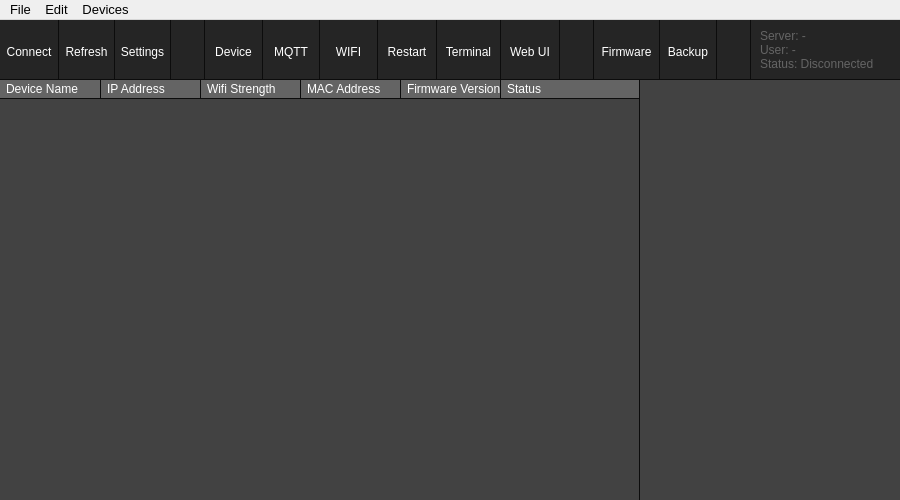
Qt form src/gui/mainwindow.ui (tom-23/TasmoManager) before a commit.
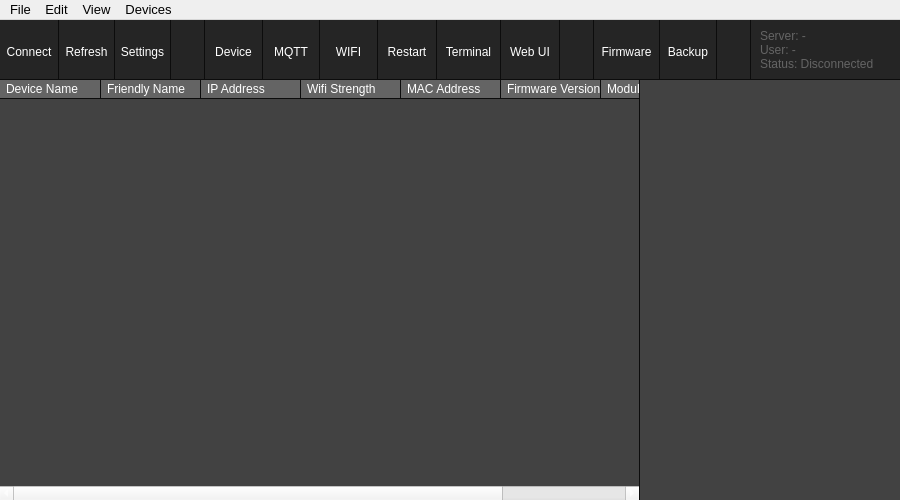
The same form after that commit. Icons and pictures are not drawn. Custom widgets are drawn as their Qt base class.

Commit message: Bug fixes + ability to change column visibility

Diff of the .ui file:
```diff
--- a/src/gui/mainwindow.ui
+++ b/src/gui/mainwindow.ui
@@ -800,6 +800,11 @@
           <string>Device Name</string>
          </property>
         </column>
+        <column>
+         <property name="text">
+          <string>Friendly Name</string>
+         </property>
+        </column>
         <column>
          <property name="text">
           <string>IP Address</string>
@@ -820,6 +825,11 @@
           <string>Firmware Version</string>
          </property>
         </column>
+        <column>
+         <property name="text">
+          <string>Module</string>
+         </property>
+        </column>
         <column>
          <property name="text">
           <string>Status</string>
@@ -953,8 +963,25 @@
     <addaction name="separator"/>
     <addaction name="actiontest"/>
    </widget>
+   <widget class="QMenu" name="menuView">
+    <property name="title">
+     <string>View</string>
+    </property>
+    <addaction name="actionDeviceName"/>
+    <addaction name="actionFriendlyName"/>
+    <addaction name="actionIP_Address"/>
+    <addaction name="actionWIFI_Strengt"/>
+    <addaction name="actionMAC_Address"/>
+    <addaction name="actionFirmware_Version"/>
+    <addaction name="actionModule"/>
+    <addaction name="actionStatus"/>
+    <addaction name="separator"/>
+    <addaction name="actionSidebar"/>
+    <addaction name="actionToolBar"/>
+   </widget>
    <addaction name="menuFile"/>
    <addaction name="menuEdit"/>
+   <addaction name="menuView"/>
    <addaction name="menuDevices"/>
   </widget>
   <action name="actionPreferences">
```
Left out of the diff: 148 changed lines with no effect on the pictures. The commit also changes 6 other files.
